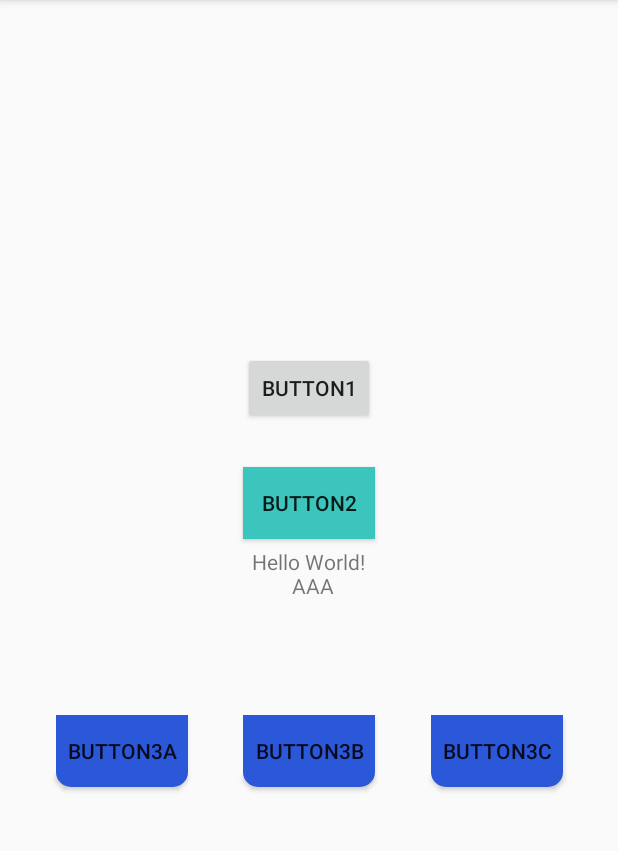
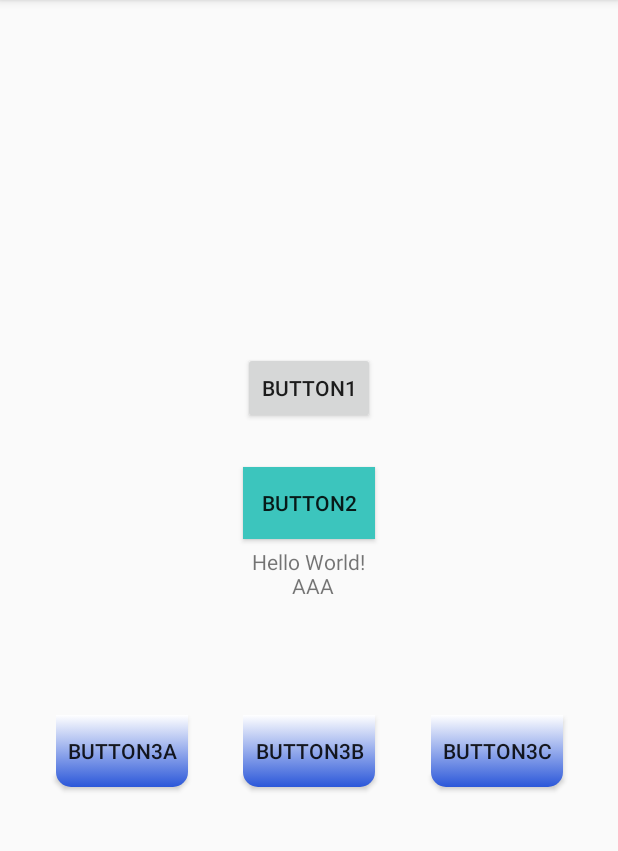
Before and after one commit to Syooian/IMCSD_AppDesign, an Android app: the screen it shows after launch (MainActivity), on a phone screen of 412 x 824 dp, the part 84-935 px from its top. Run offline under Robolectric (Android 15) with nearby library versions, the phone set to English and light mode, and no system bars.

Commit message:
背景漸層

```diff
--- a/app/src/main/res/drawable/button_layout.xml
+++ b/app/src/main/res/drawable/button_layout.xml
@@ -10,7 +10,13 @@
             </corners>
 
             <!--背景顏色-->
-            <solid android:color="#2B57D9" />
+            <!--<solid android:color="#2B57D9" />-->
+
+            <!--背景漸層-->
+            <gradient
+                android:angle="270"
+                android:endColor="#2B57D9"
+                android:startColor="#FFFFFF" />
         </shape>
     </item>
 </selector>
```
